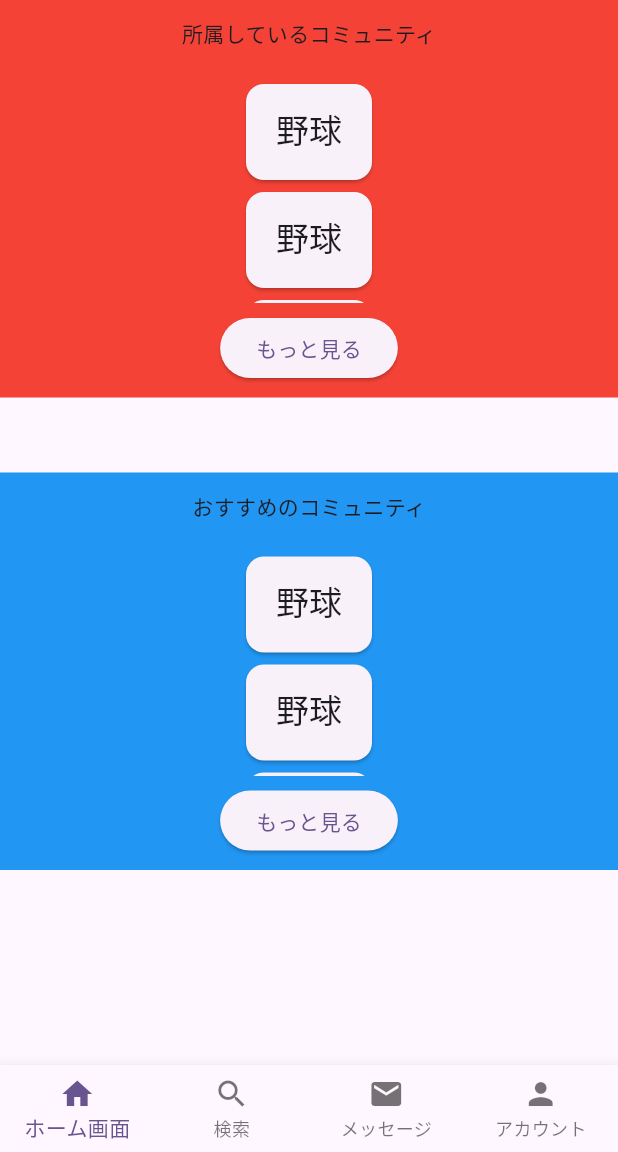
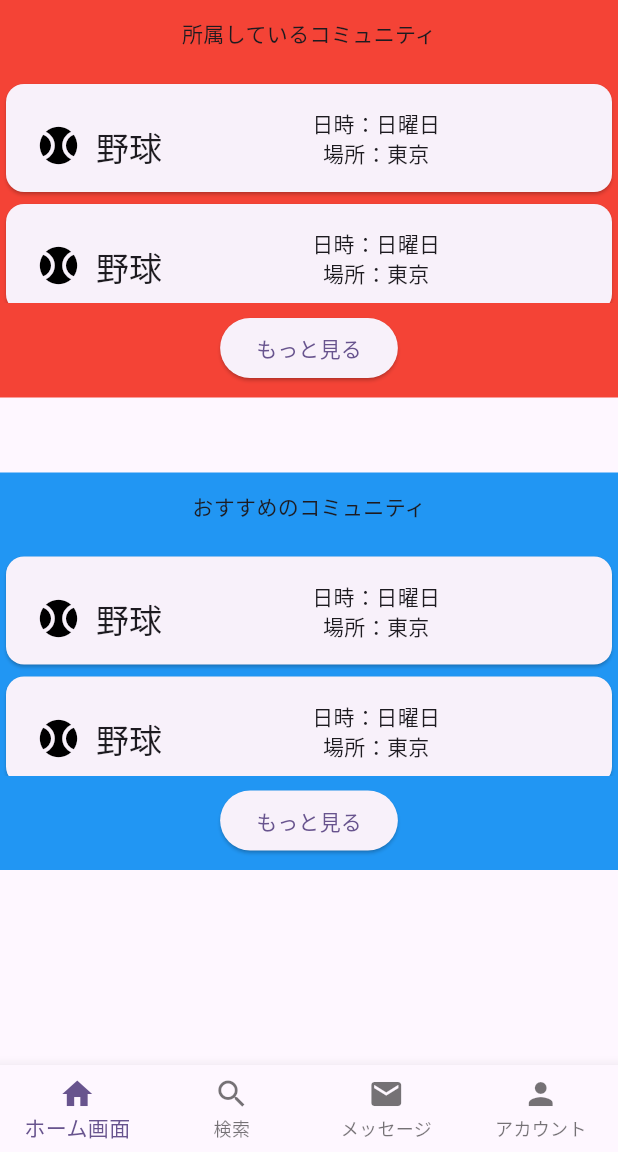
Before and after one commit to ltpdo/committee, a Flutter app: the HomeScreen screen opened directly, on a phone screen of 412 x 824 dp, the part 84-1236 px from its top. Run offline on Flutter 3.47's test engine with Material 2 defaults, Android fonts, the phone set to English and light mode, and no system bars; our stand-ins replace cloud_firestore, firebase_auth, firebase_core; accounts and stored records are empty; generated files the repository leaves out were written again.

Commit message:
動作確認ずみ

```diff
--- a/lib/HomeScreen_widget/belongToCommunityList/belongToCommunity_item.dart
+++ b/lib/HomeScreen_widget/belongToCommunityList/belongToCommunity_item.dart
@@ -15,12 +15,24 @@ class belongToCommunityItem extends StatelessWidget {
           horizontal: 20,
           vertical: 16,
         ),
-        child: Column(
-          crossAxisAlignment: CrossAxisAlignment.start,
+        child: Row(
+          crossAxisAlignment: CrossAxisAlignment.end,
           children: [
+            IconTheme(
+              data: IconThemeData(size: 30),
+              child: dummy_community[0].circlepicture,
+            ),
+            const SizedBox(width: 10),
             Text(
               dummy_community[0].circlename,
               style: Theme.of(context).textTheme.titleLarge,
+            ),
+            const SizedBox(width: 100),
+            Column(
+              children: [
+                Text('日時：' + dummy_community[0].circleduration),
+                Text('場所：' + dummy_community[0].circleplace),
+              ],
             ),
             const SizedBox(height: 4),
           ],
```
Also changed, not shown: pubspec.lock, 3 other files.
